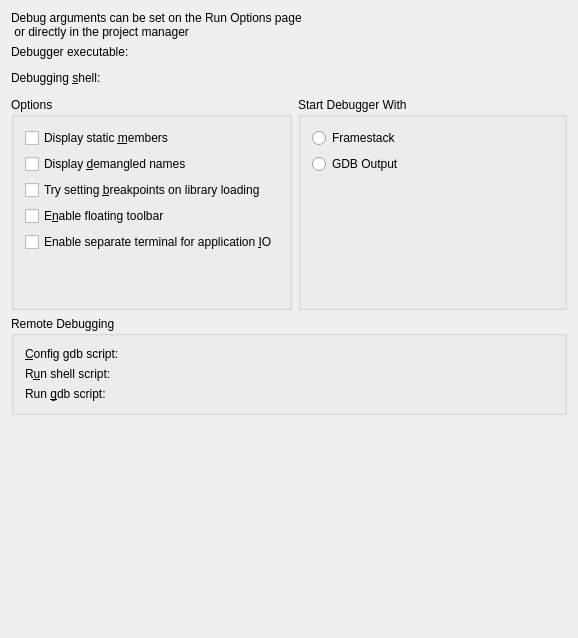
KDE/kdevelop, file debuggers/gdb/debuggerconfigwidget.ui: the form before one commit.
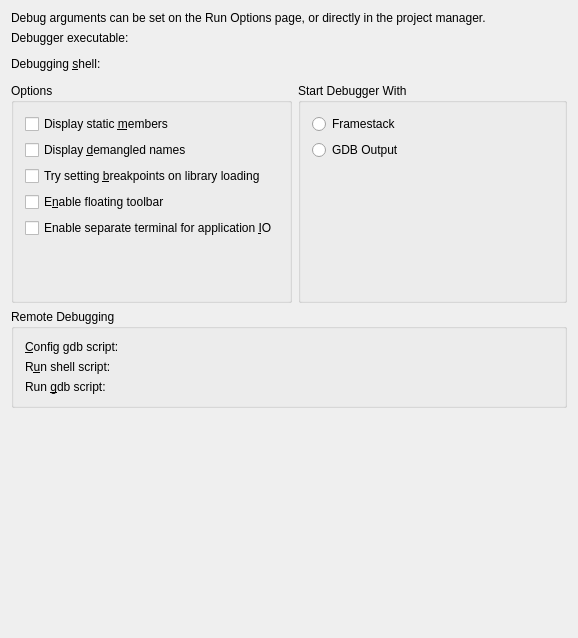
The form after the commit. Custom widgets are drawn as their Qt base class.

```diff
--- a/debuggers/gdb/debuggerconfigwidget.ui
+++ b/debuggers/gdb/debuggerconfigwidget.ui
@@ -22,8 +22,7 @@
    <item>
     <widget class="QLabel" name="textLabel1" >
      <property name="text" >
-      <string>Debug arguments can be set on the Run Options page
- or directly in the project manager</string>
+      <string>Debug arguments can be set on the Run Options page, or directly in the project manager.</string>
      </property>
      <property name="wordWrap" >
       <bool>false</bool>
```
Left out of the diff: 16 changed lines with no effect on the pictures.
